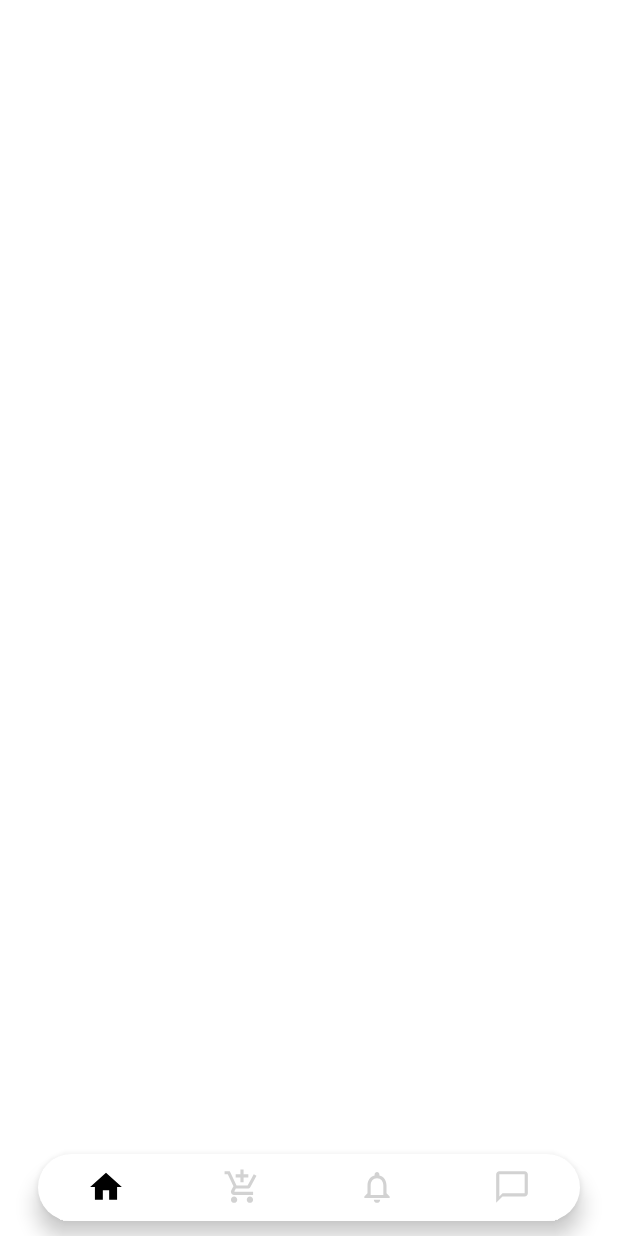
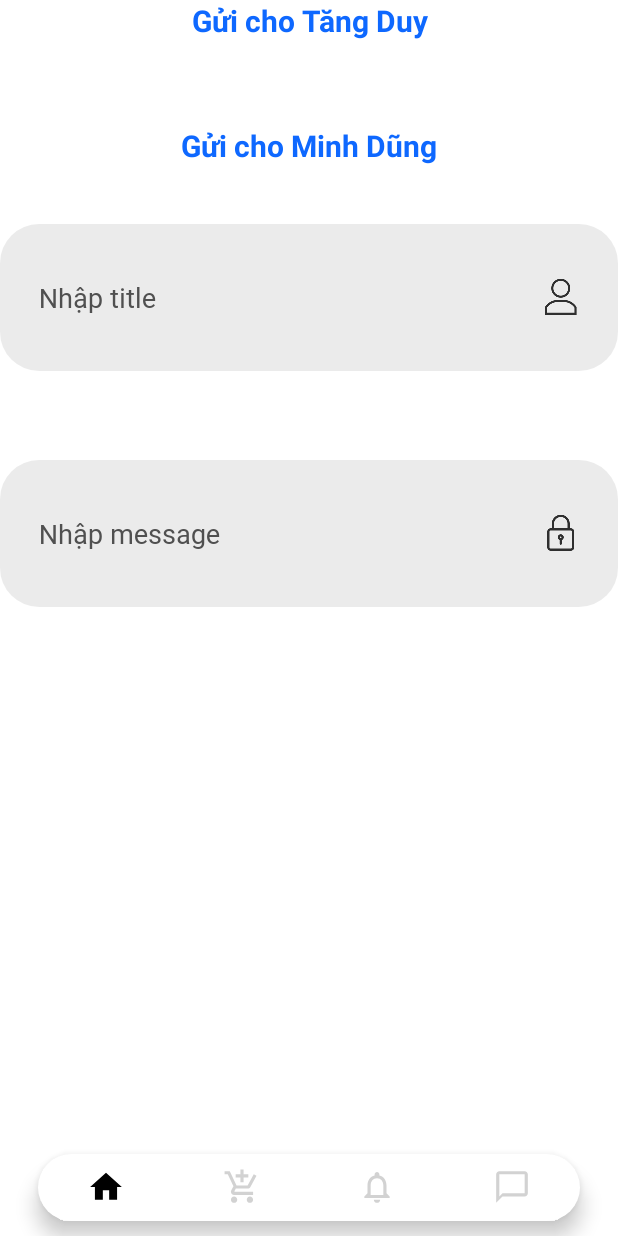
Before and after one commit to coderhus/MyShopping, an Android app: the layout activity_chat.xml on its own in the app's theme, with its tools: preview values and no code run, on a phone screen of 412 x 824 dp. Run offline under Robolectric (Android 15) with nearby library versions, the phone set to English and light mode, and no system bars.

Commit message:
test noti

```diff
--- a/app/src/main/java/com/example/myshopping/Activity/ChatActivity.java
+++ b/app/src/main/java/com/example/myshopping/Activity/ChatActivity.java
@@ -5,6 +5,9 @@ import androidx.appcompat.app.AppCompatActivity;
 
 import android.os.Bundle;
 import android.util.Log;
+import android.view.View;
+import android.widget.EditText;
+import android.widget.TextView;
 
 import com.android.volley.AuthFailureError;
 import com.android.volley.DefaultRetryPolicy;
@@ -31,13 +34,35 @@ import java.util.Map;
 public class ChatActivity extends AppCompatActivity {
     SupportCode sp = new SupportCode();
     private String hisID, hisImage, myID, chatID = null, myImage, myName, audioPath;
+    private TextView tangduy,minhdung;
+    private EditText title,message;
     @Override
     protected void onCreate(Bundle savedInstanceState) {
         super.onCreate(savedInstanceState);
         setContentView(R.layout.activity_chat);
-        getToken("alo","LUcIR7GIqjXdzZlQ3FQXsh4qWXy2","https://firebasestorage.googleapis.com/v0/b/myshopping-ee0cb.appspot.com/o/Category_photo%2FCategory_item%2FGi%C3%A0y%20d%C3%A9p%20n%E1%BB%AF.png?alt=media&token=7d8e73e8-70bd-431e-8e4d-06bf1402a50a","1");
+        Anhxa();
+       String id_usercuaDuy = "LUcIR7GIqjXdzZlQ3FQXsh4qWXy2";
+       String id_usercuaDung = "rK4hDFjvxTfL7paIfexrcx1Q71x1";
+        tangduy.setOnClickListener(new View.OnClickListener() {
+            @Override
+            public void onClick(View view) {
+                getToken(title.getText().toString(),message.getText().toString(),id_usercuaDuy,null,null);
+            }
+        });
+        minhdung.setOnClickListener(new View.OnClickListener() {
+            @Override
+            public void onClick(View view) {
+                getToken(title.getText().toString(),message.getText().toString(),id_usercuaDung,null,null);
+            }
+        });
     }
-    private void getToken(String message, String hisID,String hisImage,String chatID){
+    private void Anhxa(){
+        tangduy = findViewById(R.id.guichoTangDuy);
+        minhdung = findViewById(R.id.guichoMinhDung);
+        title = findViewById(R.id.textlagi);
+        message = findViewById(R.id.messagelagi);
+    }
+    private void getToken(String title,String message, String hisID,String hisImage,String chatID){
         DatabaseReference databaseReference = FirebaseDatabase.getInstance().getReference("Users").child(hisID);
         databaseReference.addListenerForSingleValueEvent(new ValueEventListener() {
             @Override
@@ -51,7 +76,7 @@ public class ChatActivity extends AppCompatActivity {
 //                    data.put("hisID", myID);
 //                    data.put("hisImage", myImage);
 //                    data.put("chatID", chatID);
-                    data.put("title", "duy");
+                    data.put("title",title );
                     data.put("message", message);
                     data.put("hisID", sp.getUID());
                     data.put("hisImage", hisImage);
--- a/app/src/main/res/layout/activity_chat.xml
+++ b/app/src/main/res/layout/activity_chat.xml
@@ -6,8 +6,78 @@
     android:layout_height="match_parent"
     tools:context=".Activity.ChatActivity">
 
+    <TextView
+        android:id="@+id/guichoTangDuy"
+        android:layout_width="match_parent"
+        android:layout_height="wrap_content"
+        android:layout_marginBottom="122dp"
+        android:text="Gửi cho Tăng Duy"
+        android:textAlignment="center"
+        android:textColor="@color/colorButton"
+        android:textSize="20sp"
+        android:textStyle="bold"
+        app:layout_constraintBottom_toTopOf="@+id/textlagi"
+        app:layout_constraintEnd_toEndOf="parent"
+        app:layout_constraintStart_toStartOf="parent"
+        app:layout_constraintTop_toTopOf="parent" />
+
+    <TextView
+        android:id="@+id/guichoMinhDung"
+        android:layout_width="match_parent"
+        android:layout_height="wrap_content"
+        android:layout_marginTop="44dp"
+        android:text="Gửi cho Minh Dũng"
+        android:textAlignment="center"
+        android:textColor="@color/colorButton"
+        android:textSize="20sp"
+        android:textStyle="bold"
+        app:layout_constraintBottom_toTopOf="@+id/textlagi"
+        app:layout_constraintEnd_toEndOf="parent"
+        app:layout_constraintHorizontal_bias="1.0"
+        app:layout_constraintStart_toStartOf="parent"
+        app:layout_constraintTop_toTopOf="parent" />
+
+    <EditText
+        android:id="@+id/textlagi"
+        android:layout_width="0dp"
+        android:layout_height="0dp"
+        android:layout_marginBottom="59dp"
+        android:background="@drawable/edit_text_background"
+        android:drawableEnd="@drawable/user_icon"
+        android:drawableTint="@color/colorTextBlack"
+        android:fontFamily="@font/seg_ui_semibold"
+        android:hint="Nhập title"
+        android:inputType="textEmailAddress"
+        android:paddingLeft="26dp"
+        android:paddingRight="26dp"
+        android:textColor="@color/colorTextBlack"
+        android:textColorHint="@color/colorPlaceholder"
+        app:layout_constraintBottom_toTopOf="@+id/messagelagi"
+        app:layout_constraintEnd_toEndOf="parent"
+        app:layout_constraintStart_toStartOf="parent"
+        app:layout_constraintTop_toBottomOf="@+id/guichoTangDuy" />
+
+    <EditText
+        android:id="@+id/messagelagi"
+        android:layout_width="0dp"
+        android:layout_height="0dp"
+        android:layout_marginBottom="419dp"
+        android:background="@drawable/edit_text_background"
+        android:drawableEnd="@drawable/lock_icon"
+        android:drawableTint="@color/colorTextBlack"
+        android:fontFamily="@font/seg_ui_semibold"
+        android:hint="Nhập message"
+        android:paddingLeft="26dp"
+        android:paddingRight="26dp"
+        android:textColor="@color/colorTextBlack"
+        android:textColorHint="@color/colorPlaceholder"
+        app:layout_constraintBottom_toBottomOf="parent"
+        app:layout_constraintEnd_toEndOf="parent"
+        app:layout_constraintStart_toStartOf="parent"
+        app:layout_constraintTop_toBottomOf="@+id/textlagi" />
 
     <androidx.coordinatorlayout.widget.CoordinatorLayout
+        android:id="@+id/coordinatorLayout"
         android:layout_width="0dp"
         android:layout_height="80dp"
         app:layout_constraintBottom_toBottomOf="parent"
```
